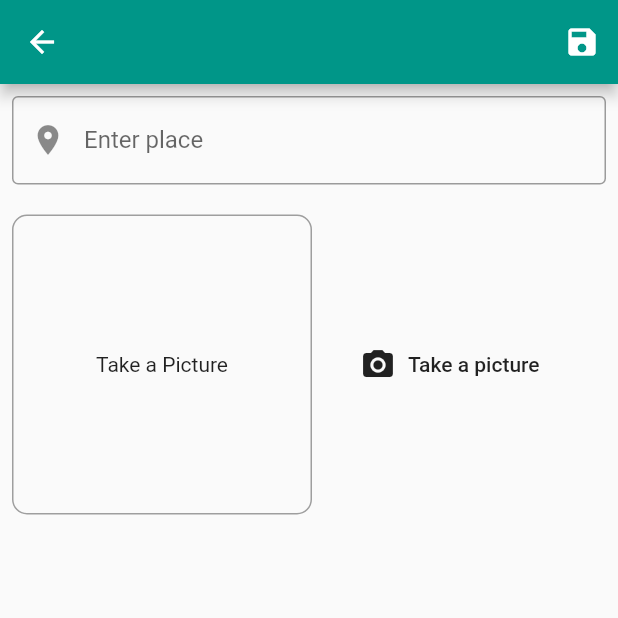
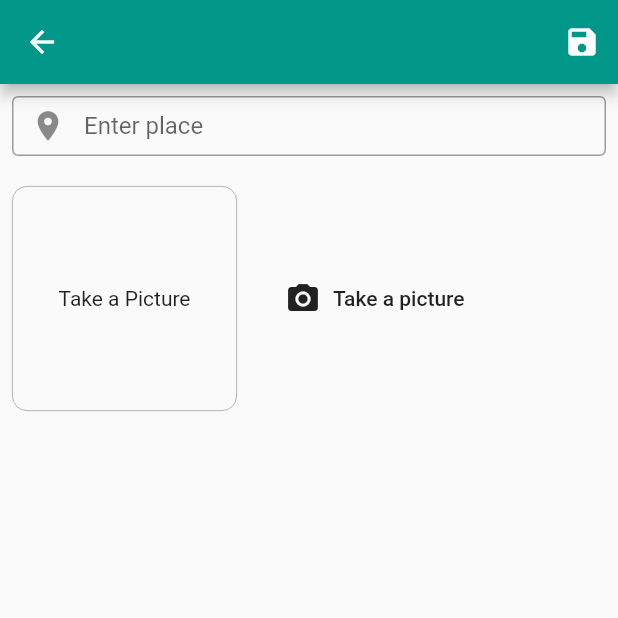
Before and after one commit to Emamezi/PrimeroseMobile, a Flutter app: the PlaceInputView screen opened by its route, after a tap on the "save" icon, on a phone screen of 412 x 824 dp, the top half of it. Run offline on Flutter 3.47's test engine with Material 2 defaults, Android fonts, the phone set to English and light mode, and no system bars; our stand-ins replace google_maps_flutter, image_picker, location, sqflite; accounts and stored records are empty.

Commit message:
place detail view added and Google maps SDK implemented

```diff
--- a/lib/main.dart
+++ b/lib/main.dart
@@ -1,4 +1,5 @@
 import 'package:flutter/material.dart';
+import 'package:primerose_mobile/views/place_detail_view.dart';
 import './provider/places.dart';
 import './views/placeinput_view.dart';
 import './views/placelist_view.dart';
@@ -22,6 +23,7 @@ class MyApp extends StatelessWidget {
         home: PlaceListView(),
         routes: {
           PlaceInputView.routeName: (ctx) => PlaceInputView(),
+          PlaceDetailView.routeName: (ctx) => PlaceDetailView(),
         },
       ),
     );
--- a/lib/model/place.dart
+++ b/lib/model/place.dart
@@ -6,21 +6,23 @@ class PlaceLocation {
   final double latitude;
   final String address;
 
-  PlaceLocation({this.latitude, this.longitude, this.address});
+  PlaceLocation({
+    @required this.longitude,
+    @required this.latitude,
+    this.address,
+  });
 }
 
 class Place {
   final String id;
   final String title;
-  final String address;
-  final PlaceLocation location;
+  final PlaceLocation userlocation;
   final File image;
 
   Place({
-   @required this.id,
-   @required this.title,
-   this.address,
-   @required this.image,
-   @required this.location,
+    @required this.id,
+    @required this.title,
+    @required this.userlocation,
+    @required this.image,
   });
 }
--- a/lib/views/imageinput_view.dart
+++ b/lib/views/imageinput_view.dart
@@ -19,16 +19,19 @@ class _ImageInputState extends State<ImageInput> {
       source: ImageSource.camera,
       maxWidth: 600,
     );
+    //handling error of user not taking an image upon activating camera
+    if (imageFile == null) {
+      return;
+    }
     setState(() {
       _storedImage = File(imageFile.path);
     });
     // storing the image on the device file system
     final appDirectory = await syspaths.getApplicationDocumentsDirectory();
+    //getting the image name that the image picker automatically assigned
     final fileName = path.basename(imageFile.path);
     final savedImage =
         await _storedImage.copy('${appDirectory.path}/$fileName');
-    print(imageFile.path);
-    print(savedImage.path);
     widget.onSelectImage(savedImage);
   }
 
@@ -37,16 +40,16 @@ class _ImageInputState extends State<ImageInput> {
     return Row(
       children: <Widget>[
         Container(
-          height: 200,
-          width: 200,
-          alignment: Alignment(0.0,0.0),
+          height: 150,
+          width: 150,
+          alignment: Alignment(0.0, 0.0),
           decoration: BoxDecoration(
-            border: Border.all(width: 1.0, color: Colors.grey),
+            border: Border.all(width: 0.5, color: Colors.grey),
             borderRadius: BorderRadius.circular(10),
           ),
           child: _storedImage != null
               ? ClipRRect(
-                  borderRadius: BorderRadius.circular(10),
+                  borderRadius: BorderRadius.circular(6),
                   child: Image.file(
                     _storedImage,
                     fit: BoxFit.cover,
--- a/lib/views/placeinput_view.dart
+++ b/lib/views/placeinput_view.dart
@@ -1,6 +1,7 @@
 import 'dart:io';
-
 import 'package:flutter/material.dart';
+import 'package:location/location.dart';
+import 'package:primerose_mobile/model/place.dart';
 import '../views/imageinput_view.dart';
 import 'package:provider/provider.dart';
 import '../provider/places.dart';
@@ -13,20 +14,38 @@ class PlaceInputView extends StatefulWidget {
 
 class _PlaceInputViewState extends State<PlaceInputView> {
   final _titleController = TextEditingController();
-  File pickedImage;
-  void selectImage(File pickedFile) {
-    pickedImage = pickedFile;
+  File _takenImage;
+  PlaceLocation location;
+  void _savePlace() {
+//Validation logic before submitting
+    if (_titleController.text.isEmpty ||
+        _takenImage == null ||
+        location == null) {
+      return;
+      //TODO:Add Error Handling Message
+    }
+    Provider.of<Places>(context, listen: false)
+        .addPlace(_titleController.text, _takenImage, location);
+    Navigator.of(context).pop();
   }
 
-  void _savePlace() {
-    if (_titleController.text.isEmpty || pickedImage == null) {
-      return;
+  void onSelectImage(File takenImage) {
+    _takenImage = takenImage;
   }
-    Provider.of<Places>(context, listen: false).addPlace(
-      _titleController.text,
-      pickedImage,
+
+  Future<void> getPlaceLocation() async {
+    final locationData = await Location().getLocation();
+    final newLocation = PlaceLocation(
+      longitude: locationData.longitude,
+      latitude: locationData.latitude,
     );
-    Navigator.of(context).pop();
+    location = newLocation;
+  }
+
+  @override
+  void initState() {
+    super.initState();
+    getPlaceLocation();
   }
 
   @override
@@ -37,6 +56,7 @@ class _PlaceInputViewState extends State<PlaceInputView> {
         actions: <Widget>[
           IconButton(
             icon: Icon(Icons.save),
+            tooltip: 'Save Place',
             onPressed: _savePlace,
           ),
         ],
@@ -45,7 +65,9 @@ class _PlaceInputViewState extends State<PlaceInputView> {
         padding: const EdgeInsets.all(8.0),
         child: Column(
           children: <Widget>[
-            TextField(
+            Container(
+              height: 40,
+              child: TextField(
                 decoration: InputDecoration(
                   labelText: 'Enter place',
                   focusColor: Theme.of(context).appBarTheme.color,
@@ -59,8 +81,9 @@ class _PlaceInputViewState extends State<PlaceInputView> {
                 ),
                 controller: _titleController,
               ),
+            ),
             SizedBox(height: 20),
-            ImageInput(selectImage),
+            ImageInput(onSelectImage),
           ],
         ),
       ),
--- a/pubspec.yaml
+++ b/pubspec.yaml
@@ -31,6 +31,7 @@ dependencies:
   path: ^1.6.4
   location: ^3.0.2
   sqflite: ^1.3.1
+  http: ^0.12.1
 
 
   # The following adds the Cupertino Icons font to your application.
```
Also changed, not shown: lib/helper/dbhelper.dart (+26 -8 lines), lib/helper/locationhelper.dart (+12 -2 lines), lib/provider/places.dart (+47 -8 lines), lib/views/map_view.dart (added, +39 -0 lines), lib/views/place_detail_view.dart (added, +48 -0 lines), lib/views/placelist_view.dart (+20 -4 lines), pubspec.lock, 3 other files. Lines whose indentation alone changed are shown as unchanged.
